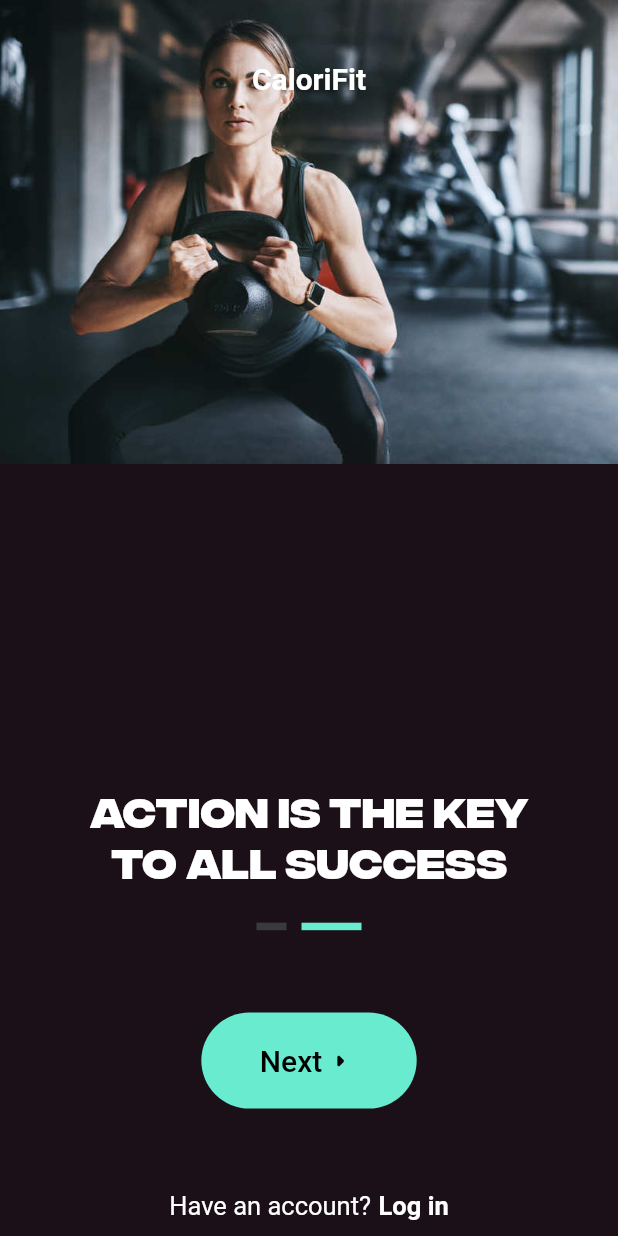
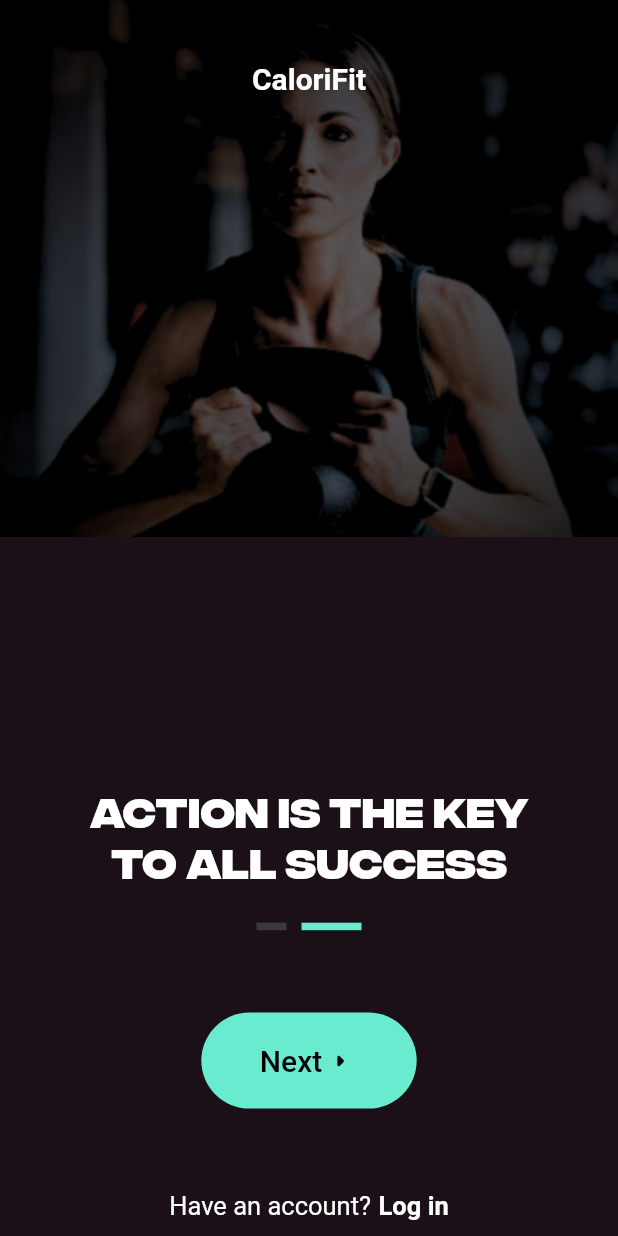
Before and after one commit to deadinside1880/CaloriFit, a Flutter app: the OnboardingScreen screen opened directly, after a tap on "Next", on a phone screen of 412 x 824 dp. Run offline on Flutter 3.47's test engine with Material 2 defaults, Android fonts, the phone set to English and light mode, and no system bars; our stand-ins replace cloud_firestore, firebase_auth, firebase_core, firebase_storage, fl_chart, image_picker and 3 more; missing offline and left inert: dart:ffi, tflite_flutter, tflite_flutter_helper; accounts and stored records are empty; network calls fail; project files that could hold a hidden picture were left out.

Commit message:
Sizedbox inplace of Flex

```diff
--- a/lib/screens/loginscreen.dart
+++ b/lib/screens/loginscreen.dart
@@ -76,7 +76,7 @@ class _LoginScreenState extends State<LoginScreen> {
       :
       Stack(
         children: [
-          const Image(image: AssetImage("assets/Background3.png")),
+          const Image(image: AssetImage("assets/Background2.png")),
           Container(
             padding: EdgeInsets.symmetric(horizontal: MediaQuery.of(context).size.width/20),
             child: Column(
@@ -92,7 +92,8 @@ class _LoginScreenState extends State<LoginScreen> {
                         ),
                       ),
 
-                Flexible(flex:1,child: Container(),),
+                // Flexible(flex:1,child: Container(),),
+                SizedBox(height: MediaQuery.of(context).size.height/8,),
                 Row(
                   crossAxisAlignment: CrossAxisAlignment.start,
                   children: [
--- a/lib/screens/onboarding.dart
+++ b/lib/screens/onboarding.dart
@@ -17,18 +17,20 @@ class OnboardingScreen extends StatefulWidget {
 class _OnboardingScreenState extends State<OnboardingScreen> {
   bool isEmailEmpty = true;
   bool isEmailValid = true;
-
-  Image image = const Image(image: AssetImage('assets/Background.png'));
+  AssetImage image = const AssetImage('assets/Background.png');
   bool state = false;
 
   @override
   Widget build(BuildContext context) {
+
     return Scaffold(
       body: Container(
         child: Stack(
           children: [
             AnimatedSwitcher(
-                duration: const Duration(seconds: 5), child: image),
+                duration: const Duration(seconds: 5),
+                child: Image(
+                    image: image, width: MediaQuery.of(context).size.width)),
             Container(
               padding: EdgeInsets.symmetric(
                   horizontal: MediaQuery.of(context).size.width / 10),
@@ -41,18 +43,7 @@ class _OnboardingScreenState extends State<OnboardingScreen> {
                   Flexible(flex: 1, child: Container()),
                   const Text("ACTION IS THE KEY TO ALL SUCCESS",
                       style: onboardingText, textAlign: TextAlign.center),
-                  const SizedBox(height: 10),
-                  // const Text("",
-                  //     style: onboardingText, textAlign: TextAlign.center),
-
-                  // const Text("KEY TO ALL SUCCESS",
-                  //         style: TextStyle(
-                  //           fontWeight: FontWeight.w800,
-                  //           fontSize: 32,
-                  //           color: Colors.white),
-                  //         textAlign: TextAlign.center
-                  //       ),
-                  const SizedBox(height: 15),
+                  const SizedBox(height: 25),
                   Row(
                     mainAxisAlignment: MainAxisAlignment.center,
                     children: [
@@ -87,8 +78,7 @@ class _OnboardingScreenState extends State<OnboardingScreen> {
                         } else {
                           setState(() {
                             state = true;
-                            image = const Image(
-                                image: AssetImage('assets/Background2.png'));
+                            image = const AssetImage('assets/Background2.png');
                             return;
                           });
                         }
```
Also changed, not shown: lib/screens/signupscreen.dart (+6 -2 lines), assets/Background copy.png (added), assets/Background.png, assets/Background2.png, assets/Background3.png, assets/hd/Background2.png (added), assets/hd/Background3 copy 2.png (added), assets/hd/Background3 copy 3.png (added), assets/hd/Background3 copy 4.png (added), assets/hd/Background3 copy.png (added), assets/hd/Background3.png (added).
